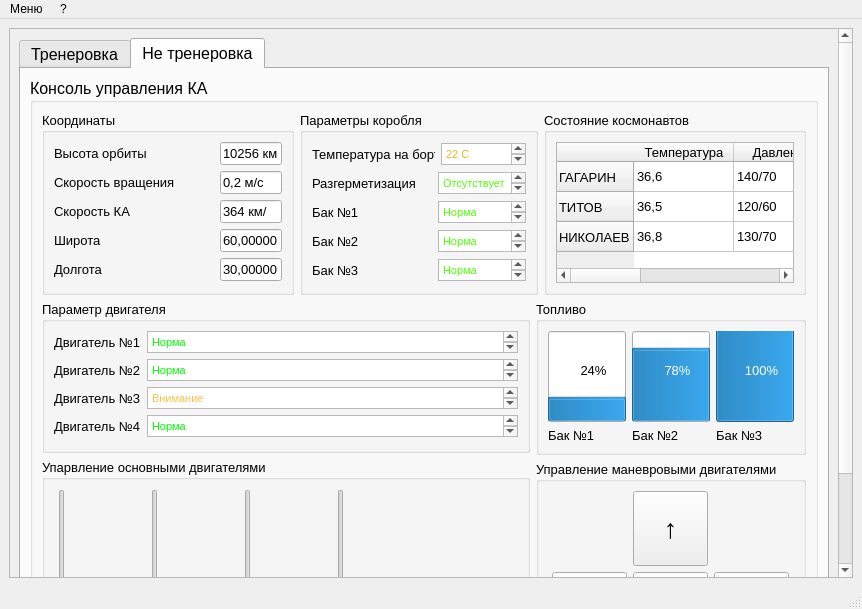
First picture: the form in scripts/Практика 1/ui/Homework.ui, repository Kossster/DevPyQt, before the edit.
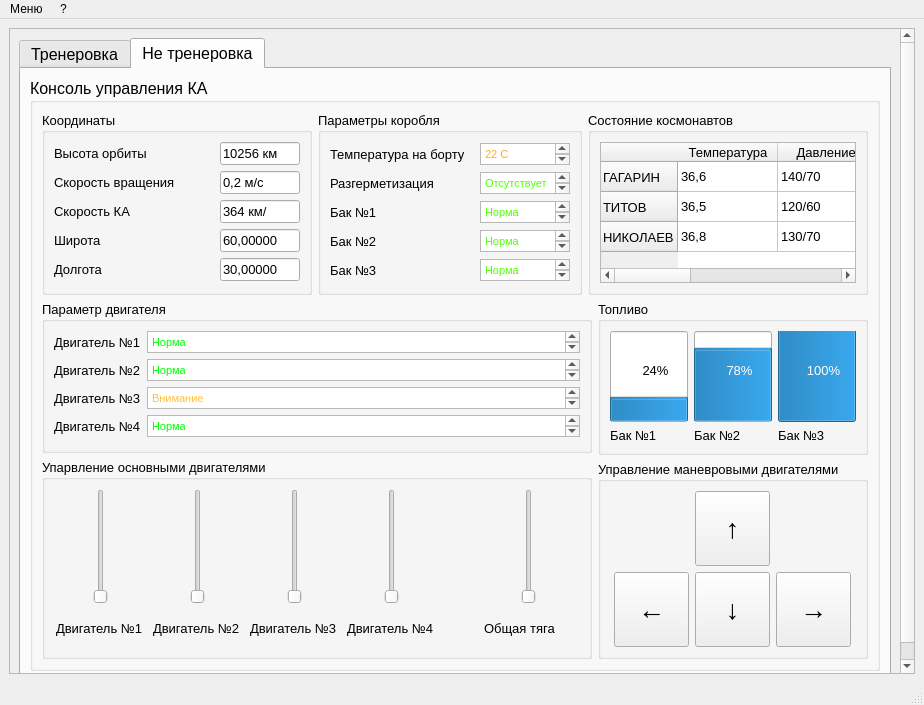
Second picture: the form after the edit.

```diff
--- a/scripts/Практика 1/ui/Homework.ui
+++ b/scripts/Практика 1/ui/Homework.ui
@@ -6,8 +6,8 @@
    <rect>
     <x>0</x>
     <y>0</y>
-    <width>862</width>
-    <height>609</height>
+    <width>924</width>
+    <height>705</height>
    </rect>
   </property>
   <property name="maximumSize">
@@ -30,8 +30,8 @@
        <property name="geometry">
         <rect>
          <x>0</x>
-         <y>-127</y>
-         <width>825</width>
+         <y>0</y>
+         <width>887</width>
          <height>673</height>
         </rect>
        </property>
@@ -1147,9 +1147,15 @@
                        </property>
                        <layout class="QHBoxLayout" name="horizontalLayout_40">
                         <item>
-                         <layout class="QVBoxLayout" name="verticalLayout_22">
+                         <layout class="QVBoxLayout" name="verticalLayout_15">
                           <item>
                            <widget class="QSlider" name="verticalSlider">
+                            <property name="maximumSize">
+                             <size>
+                              <width>89</width>
+                              <height>115</height>
+                             </size>
+                            </property>
                             <property name="maximum">
                              <number>100</number>
                             </property>
@@ -1163,6 +1169,18 @@
                           </item>
                           <item>
                            <widget class="QLabel" name="label_24">
+                            <property name="sizePolicy">
+                             <sizepolicy hsizetype="Minimum" vsizetype="Minimum">
+                              <horstretch>0</horstretch>
+                              <verstretch>0</verstretch>
+                             </sizepolicy>
+                            </property>
+                            <property name="maximumSize">
+                             <size>
+                              <width>89</width>
+                              <height>115</height>
+                             </size>
+                            </property>
                             <property name="text">
                              <string>Двигатель №1</string>
                             </property>
@@ -1171,18 +1189,42 @@
                          </layout>
                         </item>
                         <item>
-                         <layout class="QVBoxLayout" name="verticalLayout_28">
+                         <layout class="QVBoxLayout" name="verticalLayout_22">
                           <item>
-                           <widget class="QSlider" name="verticalSlider_7">
+                           <widget class="QSlider" name="verticalSlider_2">
+                            <property name="maximumSize">
+                             <size>
+                              <width>89</width>
+                              <height>115</height>
+                             </size>
+                            </property>
+                            <property name="maximum">
+                             <number>100</number>
+                            </property>
+                            <property name="tracking">
+                             <bool>false</bool>
+                            </property>
                             <property name="orientation">
                              <enum>Qt::Vertical</enum>
                             </property>
                            </widget>
                           </item>
                           <item>
-                           <widget class="QLabel" name="label_37">
+                           <widget class="QLabel" name="label_32">
+                            <property name="sizePolicy">
+                             <sizepolicy hsizetype="Minimum" vsizetype="Minimum">
+                              <horstretch>0</horstretch>
+                              <verstretch>0</verstretch>
+                             </sizepolicy>
+                            </property>
+                            <property name="maximumSize">
+                             <size>
+                              <width>89</width>
+                              <height>115</height>
+                             </size>
+                            </property>
                             <property name="text">
-                             <string>Двигатель №1</string>
+                             <string>Двигатель №2</string>
                             </property>
                            </widget>
                           </item>
@@ -1191,16 +1233,40 @@
                         <item>
                          <layout class="QVBoxLayout" name="verticalLayout_27">
                           <item>
-                           <widget class="QSlider" name="verticalSlider_6">
+                           <widget class="QSlider" name="verticalSlider_3">
+                            <property name="maximumSize">
+                             <size>
+                              <width>89</width>
+                              <height>115</height>
+                             </size>
+                            </property>
+                            <property name="maximum">
+                             <number>100</number>
+                            </property>
+                            <property name="tracking">
+                             <bool>false</bool>
+                            </property>
                             <property name="orientation">
                              <enum>Qt::Vertical</enum>
                             </property>
                            </widget>
                           </item>
                           <item>
-                           <widget class="QLabel" name="label_36">
+                           <widget class="QLabel" name="label_33">
+                            <property name="sizePolicy">
+                             <sizepolicy hsizetype="Minimum" vsizetype="Minimum">
+                              <horstretch>0</horstretch>
+                              <verstretch>0</verstretch>
+                             </sizepolicy>
+                            </property>
+                            <property name="maximumSize">
+                             <size>
+                              <width>89</width>
+                              <height>115</height>
+                             </size>
+                            </property>
                             <property name="text">
-                             <string>Двигатель №1</string>
+                             <string>Двигатель №3</string>
                             </property>
                            </widget>
                           </item>
@@ -1209,16 +1275,40 @@
                         <item>
                          <layout class="QVBoxLayout" name="verticalLayout_26">
                           <item>
-                           <widget class="QSlider" name="verticalSlider_5">
+                           <widget class="QSlider" name="verticalSlider_4">
+                            <property name="maximumSize">
+                             <size>
+                              <width>89</width>
+                              <height>115</height>
+                             </size>
+                            </property>
+                            <property name="maximum">
+                             <number>100</number>
+                            </property>
+                            <property name="tracking">
+                             <bool>false</bool>
+                            </property>
                             <property name="orientation">
                              <enum>Qt::Vertical</enum>
                             </property>
                            </widget>
                           </item>
                           <item>
-                           <widget class="QLabel" name="label_35">
+                           <widget class="QLabel" name="label_34">
+                            <property name="sizePolicy">
+                             <sizepolicy hsizetype="Minimum" vsizetype="Minimum">
+                              <horstretch>0</horstretch>
+                              <verstretch>0</verstretch>
+                             </sizepolicy>
+                            </property>
+                            <property name="maximumSize">
+                             <size>
+                              <width>89</width>
+                              <height>115</height>
+                             </size>
+                            </property>
                             <property name="text">
-                             <string>Двигатель №1</string>
+                             <string>Двигатель №4</string>
                             </property>
                            </widget>
                           </item>
@@ -1229,14 +1319,65 @@
                           <property name="orientation">
                            <enum>Qt::Horizontal</enum>
                           </property>
+                          <property name="sizeType">
+                           <enum>QSizePolicy::Ignored</enum>
+                          </property>
                           <property name="sizeHint" stdset="0">
                            <size>
-                            <width>89</width>
+                            <width>40</width>
                             <height>20</height>
                            </size>
                           </property>
                          </spacer>
                         </item>
+                        <item>
+                         <layout class="QVBoxLayout" name="verticalLayout_25">
+                          <item>
+                           <widget class="QSlider" name="verticalSlider_5">
+                            <property name="minimumSize">
+                             <size>
+                              <width>89</width>
+                              <height>0</height>
+                             </size>
+                            </property>
+                            <property name="maximumSize">
+                             <size>
+                              <width>89</width>
+                              <height>115</height>
+                             </size>
+                            </property>
+                            <property name="maximum">
+                             <number>100</number>
+                            </property>
+                            <property name="tracking">
+                             <bool>false</bool>
+                            </property>
+                            <property name="orientation">
+                             <enum>Qt::Vertical</enum>
+                            </property>
+                           </widget>
+                          </item>
+                          <item>
+                           <widget class="QLabel" name="label_35">
+                            <property name="sizePolicy">
+                             <sizepolicy hsizetype="Minimum" vsizetype="Minimum">
+                              <horstretch>0</horstretch>
+                              <verstretch>0</verstretch>
+                             </sizepolicy>
+                            </property>
+                            <property name="maximumSize">
+                             <size>
+                              <width>89</width>
+                              <height>115</height>
+                             </size>
+                            </property>
+                            <property name="text">
+                             <string>Общая тяга</string>
+                            </property>
+                           </widget>
+                          </item>
+                         </layout>
+                        </item>
                        </layout>
                       </widget>
                      </item>
@@ -1518,7 +1659,7 @@
     <rect>
      <x>0</x>
      <y>0</y>
-     <width>862</width>
+     <width>924</width>
      <height>22</height>
     </rect>
    </property>
```
Left out of the diff: 8 changed lines with no effect on the pictures.
